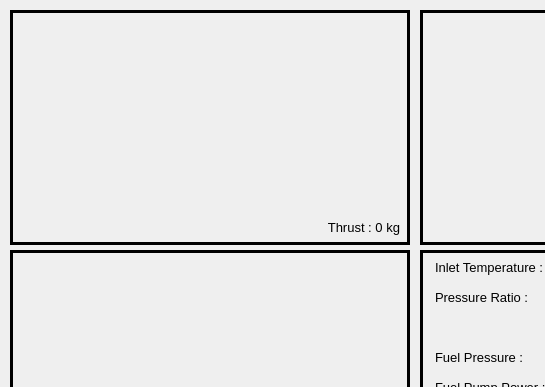
Above: mainwindow.ui from frontback333/TB3582_System before the change; both pictures show x 0 to 545 and y 0 to 387 of the 1024 by 600 pixel window. Below: the same form after it.
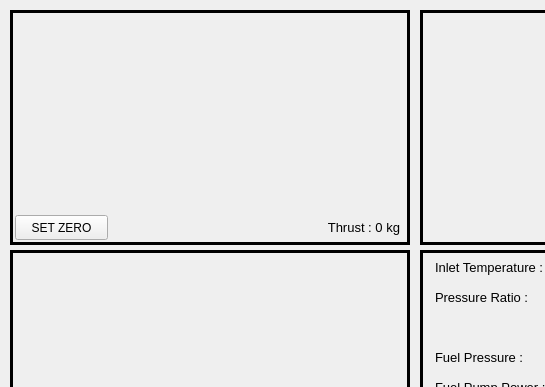
That is the form after the change.

Commit message: added thrust zero button

What changed in the file:
```diff
--- a/mainwindow.ui
+++ b/mainwindow.ui
@@ -48,9 +48,9 @@
     <widget class="QLabel" name="ThrustV">
      <property name="geometry">
       <rect>
-       <x>5</x>
+       <x>90</x>
        <y>205</y>
-       <width>385</width>
+       <width>300</width>
        <height>25</height>
       </rect>
      </property>
@@ -66,6 +66,19 @@
       <set>Qt::AlignmentFlag::AlignRight|Qt::AlignmentFlag::AlignTrailing|Qt::AlignmentFlag::AlignVCenter</set>
      </property>
     </widget>
+    <widget class="QPushButton" name="pushButton">
+     <property name="geometry">
+      <rect>
+       <x>5</x>
+       <y>205</y>
+       <width>93</width>
+       <height>25</height>
+      </rect>
+     </property>
+     <property name="text">
+      <string>SET ZERO</string>
+     </property>
+    </widget>
    </widget>
    <widget class="QFrame" name="CombustTempFrame">
     <property name="geometry">
```
The commit also changes 17 other files.
